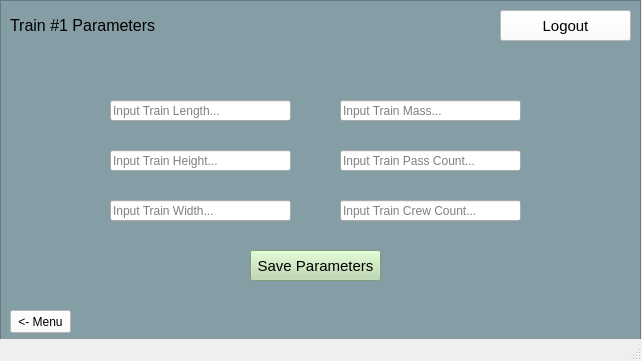
Before: the Qt Designer form src/UI/TrainModel/Train_Parameter.ui in aet37/ECE1140-Project, drawn with Qt 5.
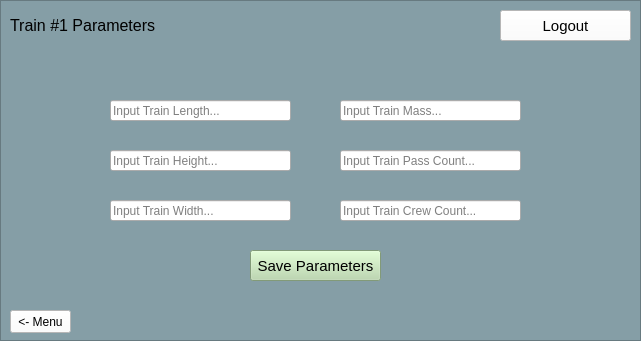
After: the same form once the commit is applied.

What changed in the file:
```diff
--- a/src/UI/TrainModel/Train_Parameter.ui
+++ b/src/UI/TrainModel/Train_Parameter.ui
@@ -6,8 +6,8 @@
    <rect>
     <x>0</x>
     <y>0</y>
-    <width>642</width>
-    <height>361</height>
+    <width>641</width>
+    <height>341</height>
    </rect>
   </property>
   <property name="windowTitle">
@@ -277,7 +277,6 @@
    <zorder>in_width</zorder>
    <zorder>in_crew</zorder>
   </widget>
-  <widget class="QStatusBar" name="statusbar"/>
  </widget>
  <resources/>
  <connections/>
```
